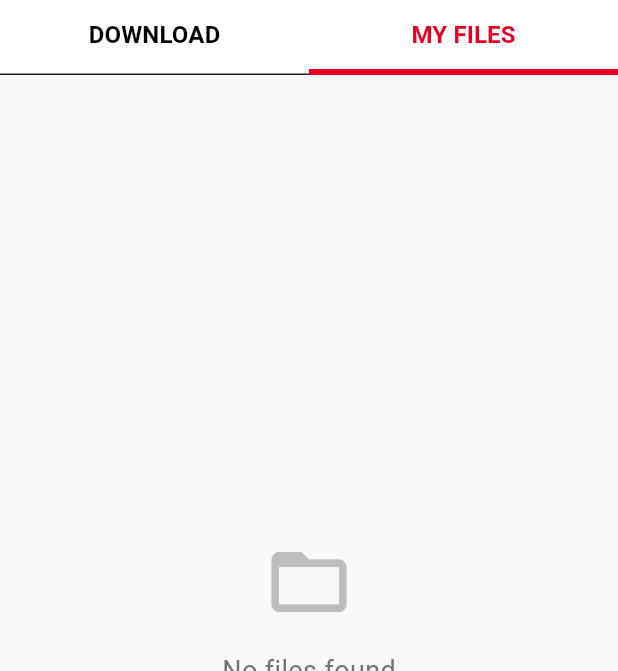
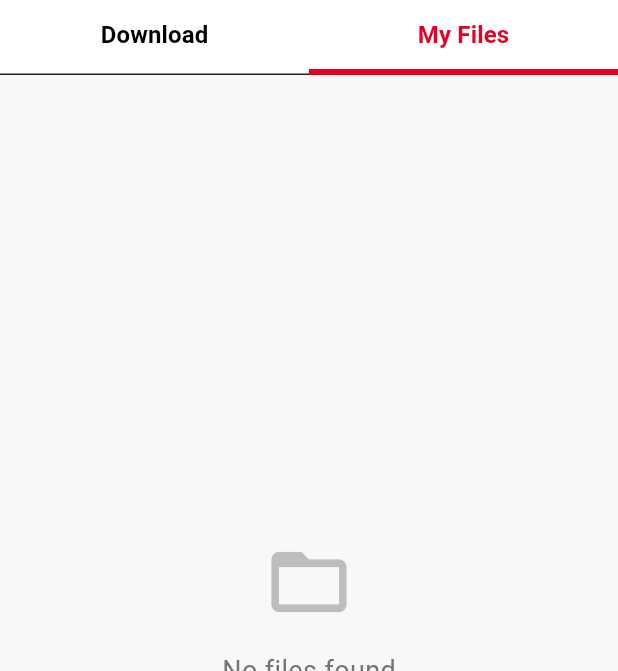
Before and after one commit to saqibullah4116/pinterest_downloader, a Flutter app: the screen it shows after launch, tab 2 chosen, after a tap on the "menu" icon, after a tap on the "language" icon, on a phone screen of 412 x 824 dp, the part 84-755 px from its top. Run offline on Flutter 3.47's test engine with Material 3 defaults, Android fonts, the light colour scheme and no system bars; our stand-ins replace cached_network_image, device_info_plus, dio, permission_handler, share_plus, shared_preferences and 1 more; generated files the repository leaves out were written again; network calls fail.

Commit message:
adding lcoalization

```diff
--- /dev/null
+++ b/l10n.yaml
@@ -0,0 +1,4 @@
+arb-dir: lib/l10n
+template-arb-file: app_en.arb
+output-localization-file: app_localizations.dart
+nullable-getter: false
--- a/lib/main.dart
+++ b/lib/main.dart
@@ -1,7 +1,10 @@
 import 'package:flutter/material.dart';
 import 'package:pinterest_downloader/provider/auth_provider.dart';
+import 'package:pinterest_downloader/provider/language_provider.dart';
 import 'package:pinterest_downloader/provider/theme_provider.dart';
 import 'package:pinterest_downloader/theme/theme_drawer.dart';
+import 'package:flutter_localizations/flutter_localizations.dart';
+import 'package:flutter_gen/gen_l10n/app_localizations.dart';
 import 'package:provider/provider.dart';
 import 'utils/constants.dart';
 import 'screens/home_screen.dart';
@@ -16,6 +19,7 @@ void main() {
         ChangeNotifierProvider(create: (context) => DownloadProvider()),
         ChangeNotifierProvider(create: (context) => ThemeProvider()),
         ChangeNotifierProvider(create: (context) => AuthProvider()),
+        ChangeNotifierProvider(create: (context) => LanguageProvider()),
       ],
       child: MyApp(),
     ),
@@ -38,10 +42,28 @@ class MyApp extends StatelessWidget {
       );
     }
 
-    return MaterialApp(
-      title: AppStrings.appName,
-      theme: themeProvider.themeData,
-      home: MyHomePage(),
+    return Consumer<LanguageProvider>(
+      builder: (context, languageProvider, _) {
+        return MaterialApp(
+          title: AppStrings.appName,
+          theme: themeProvider.themeData,
+          locale: languageProvider.locale,
+          supportedLocales: [
+            Locale('en'),
+            Locale('ur'),
+            Locale('fr'),
+            Locale('hi'),
+            Locale('bn'),
+          ],
+          localizationsDelegates: const [
+            AppLocalizations.delegate,
+            GlobalMaterialLocalizations.delegate,
+            GlobalWidgetsLocalizations.delegate,
+            GlobalCupertinoLocalizations.delegate,
+          ],
+          home: MyHomePage(),
+        );
+      },
     );
   }
 }
@@ -57,7 +79,7 @@ class MyHomePage extends StatelessWidget {
     return Scaffold(
       appBar: AppBar(
         title: Text(
-          AppStrings.appName,
+          AppLocalizations.of(context).appTitle,
           style: TextStyle(
             color: isDarkTheme ? Colors.white : AppColors.pinterestBlack,
           ),
@@ -82,10 +104,30 @@ class MyHomePage extends StatelessWidget {
               color: isDarkTheme ? Colors.white : AppColors.pinterestBlack,
             ),
             onSelected: (String value) {
-              print('Selected language: $value');
+              final languageProvider = Provider.of<LanguageProvider>(
+                context,
+                listen: false,
+              );
+              switch (value) {
+                case 'Urdu':
+                  languageProvider.setLocale(const Locale('ur'));
+                  break;
+                case 'French':
+                  languageProvider.setLocale(const Locale('fr'));
+                  break;
+                case 'Hindi':
+                  languageProvider.setLocale(const Locale('hi'));
+                  break;
+                case 'Bangla':
+                  languageProvider.setLocale(const Locale('bn'));
+                  break;
+                case 'English':
+                default:
+                  languageProvider.setLocale(const Locale('en'));
+              }
             },
             itemBuilder: (BuildContext context) {
-              return {'English', 'Spanish', 'French', 'German'}.map((
+              return {'English', 'Urdu', 'French', 'Hindi', 'Bangla'}.map((
                 String choice,
               ) {
                 return PopupMenuItem<String>(
--- /dev/null
+++ b/lib/provider/language_provider.dart
@@ -0,0 +1,40 @@
+import 'package:flutter/material.dart';
+import 'package:shared_preferences/shared_preferences.dart';
+
+class LanguageProvider with ChangeNotifier {
+  static const String _languageCodeKey = 'selected_language_code';
+
+  Locale _locale = const Locale('en');
+
+  Locale get locale => _locale;
+
+  LanguageProvider() {
+    _loadSavedLocale();
+  }
+
+  void _loadSavedLocale() async {
+    final prefs = await SharedPreferences.getInstance();
+    final code = prefs.getString(_languageCodeKey);
+    if (code != null) {
+      _locale = Locale(code);
+      notifyListeners();
+    }
+  }
+
+  void setLocale(Locale newLocale) async {
+    if (_locale == newLocale) return;
+    _locale = newLocale;
+    notifyListeners();
+
+    final prefs = await SharedPreferences.getInstance();
+    await prefs.setString(_languageCodeKey, newLocale.languageCode);
+  }
+
+  void clearLocale() async {
+    _locale = const Locale('en');
+    notifyListeners();
+
+    final prefs = await SharedPreferences.getInstance();
+    await prefs.remove(_languageCodeKey);
+  }
+}
--- a/lib/screens/download_screen.dart
+++ b/lib/screens/download_screen.dart
@@ -3,6 +3,7 @@ import 'package:flutter/services.dart';
 import 'package:provider/provider.dart';
 import '../components/preview_bottom_sheet.dart';
 import '../provider/preview_provider.dart';
+import 'package:flutter_gen/gen_l10n/app_localizations.dart';
 import '../provider/download_provider.dart';
 
 class DownloadScreen extends StatefulWidget {
@@ -36,7 +37,7 @@ class _DownloadScreenState extends State<DownloadScreen> {
     final url = _urlController.text.trim();
     if (url.isEmpty) {
       ScaffoldMessenger.of(context).showSnackBar(
-        const SnackBar(content: Text('Please paste a valid Pinterest URL')),
+        SnackBar(content: Text( AppLocalizations.of(context).pastePinterestUrl)),
       );
       return;
     }
@@ -117,7 +118,7 @@ class _DownloadScreenState extends State<DownloadScreen> {
             TextField(
               controller: _urlController,
               decoration: InputDecoration(
-                labelText: 'Paste Pinterest URL',
+                labelText: AppLocalizations.of(context).pastePinterestUrl,
                 hintText: 'https://www.pinterest.com/pin/...',
                 labelStyle: TextStyle(
                   color: Theme.of(context).colorScheme.onSurface,
@@ -174,7 +175,7 @@ class _DownloadScreenState extends State<DownloadScreen> {
                 child: ElevatedButton.icon(
                   onPressed: isUrlNotEmpty ? _handleFetchPreview : null,
                   icon: const Icon(Icons.remove_red_eye),
-                  label: const Text('Preview'),
+                  label: Text(AppLocalizations.of(context).preview),
                 ),
               ),
 
@@ -190,8 +191,8 @@ class _DownloadScreenState extends State<DownloadScreen> {
                 borderRadius: BorderRadius.circular(12),
               ),
               alignment: Alignment.center,
-              child: const Text(
-                'Ad Banner Placeholder',
+              child: Text(
+                AppLocalizations.of(context).adPlaceholder,
                 style: TextStyle(color: Colors.black54),
               ),
             ),
--- a/lib/screens/home_screen.dart
+++ b/lib/screens/home_screen.dart
@@ -3,7 +3,8 @@ import 'package:provider/provider.dart';
 import '../utils/constants.dart';
 import 'download_screen.dart';
 import 'my_files_screen.dart';
-import '../provider/auth_provider.dart'; // import your AuthProvider
+import '../provider/auth_provider.dart';
+import 'package:flutter_gen/gen_l10n/app_localizations.dart';
 
 class HomeScreen extends StatefulWidget {
   const HomeScreen({super.key});
@@ -48,15 +49,13 @@ class _HomeScreenState extends State<HomeScreen> {
             ),
             indicatorSize: TabBarIndicatorSize.tab,
             indicatorWeight: 4.0,
-            tabs: const [Tab(text: 'DOWNLOAD'), Tab(text: 'MY FILES')],
+            tabs: [
+              Tab(text: AppLocalizations.of(context).download),
+              Tab(text: AppLocalizations.of(context).myFiles),
+            ],
           ),
         ),
-        body: const TabBarView(
-          children: [
-            DownloadScreen(),
-            MyFilesScreen(),
-          ],
-        ),
+        body: const TabBarView(children: [DownloadScreen(), MyFilesScreen()]),
       ),
     );
   }
--- a/lib/theme/theme_drawer.dart
+++ b/lib/theme/theme_drawer.dart
@@ -1,4 +1,7 @@
 import 'package:flutter/material.dart';
+import 'package:pinterest_downloader/theme/theme_name_localizer.dart';
+import 'package:flutter_gen/gen_l10n/app_localizations.dart';
+
 import 'package:provider/provider.dart';
 import '../provider/theme_provider.dart';
 
@@ -29,8 +32,8 @@ class _ThemeDrawerState extends State<ThemeDrawer> {
               children: [
                 const Icon(Icons.color_lens, size: 48, color: Colors.white),
                 const SizedBox(height: 12),
-                const Text(
-                  'Theme Options',
+                Text(
+                  AppLocalizations.of(context).themeOptions,
                   style: TextStyle(
                     color: Colors.white,
                     fontSize: 20,
@@ -39,7 +42,9 @@ class _ThemeDrawerState extends State<ThemeDrawer> {
                 ),
                 const SizedBox(height: 4),
                 Text(
-                  'Current: ${currentTheme.name}',
+                  AppLocalizations.of(context).currentTheme(
+                    getLocalizedThemeName(context, currentTheme.name),
+                  ),
                   style: const TextStyle(color: Colors.white, fontSize: 14),
                 ),
               ],
@@ -48,7 +53,7 @@ class _ThemeDrawerState extends State<ThemeDrawer> {
 
           // Expandable Theme List
           ExpansionTile(
-            title: const Text('Select Theme'),
+            title: Text(AppLocalizations.of(context).selectTheme),
             leading: const Icon(Icons.palette),
             initiallyExpanded: _isThemeExpanded,
             onExpansionChanged:
@@ -66,10 +71,7 @@ class _ThemeDrawerState extends State<ThemeDrawer> {
                       height: 40,
                       decoration: BoxDecoration(
                         shape: BoxShape.circle,
-                        border: Border.all(
-                          color: Colors.amber,
-                          width: 2,
-                        ),
+                        border: Border.all(color: Colors.amber, width: 2),
                       ),
                       child: CircleAvatar(
                         backgroundColor: theme.themeData.primaryColor,
@@ -84,13 +86,15 @@ class _ThemeDrawerState extends State<ThemeDrawer> {
                     ),
 
                     title: Text(
-                      theme.name,
+                      getLocalizedThemeName(context, theme.name),
                       style: TextStyle(
                         color: themeProvider.themeData.colorScheme.onSurface,
                       ),
                     ),
                     subtitle: Text(
-                      isDark ? 'Dark theme' : 'Light theme',
+                      isDark
+                          ? AppLocalizations.of(context).darkTheme
+                          : AppLocalizations.of(context).lightTheme,
                       style: TextStyle(
                         color: themeProvider.themeData.colorScheme.onSurface
                             .withOpacity(0.6),
@@ -109,23 +113,23 @@ class _ThemeDrawerState extends State<ThemeDrawer> {
 
           ListTile(
             leading: const Icon(Icons.article),
-            title: const Text('Privacy Policy'),
+            title: Text(AppLocalizations.of(context).privacyPolicy),
             onTap: () {
               // Navigate to Privacy Policy
             },
           ),
           ListTile(
             leading: const Icon(Icons.info),
-            title: const Text('About Us'),
+            title: Text(AppLocalizations.of(context).aboutUs),
             onTap: () {
               // Navigate to About Us
             },
           ),
 
-          const Padding(
+          Padding(
             padding: EdgeInsets.all(16.0),
             child: Text(
-              'Select your preferred theme style',
+              AppLocalizations.of(context).selectThemeStyle,
               textAlign: TextAlign.center,
               style: TextStyle(color: Colors.grey),
             ),
--- /dev/null
+++ b/lib/theme/theme_name_localizer.dart
@@ -0,0 +1,25 @@
+import 'package:flutter/material.dart';
+import 'package:flutter_gen/gen_l10n/app_localizations.dart';
+
+String getLocalizedThemeName(BuildContext context, String themeName) {
+  final loc = AppLocalizations.of(context)!;
+
+  switch (themeName) {
+    case 'Pinterest':
+      return loc.pinterest;
+    case 'Light':
+      return loc.light;
+    case 'Dark':
+      return loc.dark;
+    case 'Midnight Blue':
+      return loc.midnightBlue;
+    case 'Nature':
+      return loc.nature;
+    case 'Sunset':
+      return loc.sunset;
+    case 'Purple Haze':
+      return loc.purpleHaze;
+    default:
+      return themeName;
+  }
+}
--- a/pubspec.yaml
+++ b/pubspec.yaml
@@ -43,10 +43,12 @@ dependencies:
   cached_network_image: ^3.3.0
   provider: ^6.1.2
   share_plus: ^10.1.4
-  intl: ^0.20.2
+  intl: 0.19.0
   video_player: ^2.9.3
   shared_preferences: ^2.5.3
   device_info_plus: ^11.4.0
+  flutter_localizations:
+    sdk: flutter
 
 dev_dependencies:
   flutter_test:
@@ -64,7 +66,7 @@ dev_dependencies:
 
 # The following section is specific to Flutter packages.
 flutter:
-
+  generate: true
   # The following line ensures that the Material Icons font is
   # included with your application, so that you can use the icons in
   # the material Icons class.
```
Also changed, not shown: lib/l10n/app_bn.arb (added, +24 -0 lines), lib/l10n/app_en.arb (added, +24 -0 lines), lib/l10n/app_fr.arb (added, +24 -0 lines), lib/l10n/app_hi.arb (added, +24 -0 lines), lib/l10n/app_ur.arb (added, +24 -0 lines), pubspec.lock.
